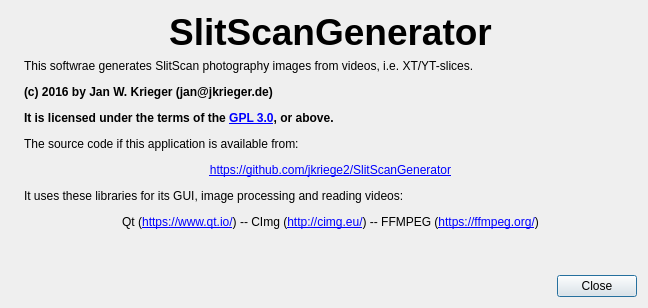
First picture: the form in SlitScanGenerator/aboutbox.ui, repository jkriege2/SlitScanGenerator, before the edit.
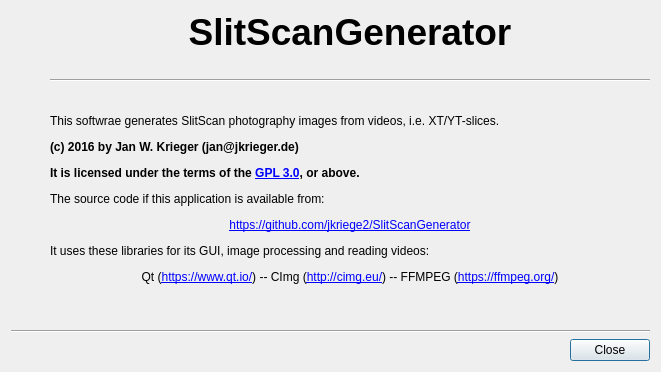
Second picture: the form after the edit. Icons and pictures are not drawn.

```diff
--- a/SlitScanGenerator/aboutbox.ui
+++ b/SlitScanGenerator/aboutbox.ui
@@ -6,15 +6,32 @@
    <rect>
     <x>0</x>
     <y>0</y>
-    <width>648</width>
-    <height>299</height>
+    <width>661</width>
+    <height>372</height>
    </rect>
   </property>
   <property name="windowTitle">
    <string>About ...</string>
   </property>
-  <layout class="QGridLayout" name="gridLayout" rowstretch="0,1,0" columnstretch="0,1">
-   <item row="0" column="1">
+  <layout class="QGridLayout" name="gridLayout" columnstretch="0,0,1">
+   <item row="2" column="2">
+    <widget class="Line" name="line">
+     <property name="orientation">
+      <enum>Qt::Horizontal</enum>
+     </property>
+    </widget>
+   </item>
+   <item row="1" column="2">
+    <widget class="QLabel" name="labVersion">
+     <property name="text">
+      <string/>
+     </property>
+     <property name="alignment">
+      <set>Qt::AlignCenter</set>
+     </property>
+    </widget>
+   </item>
+   <item row="0" column="2">
     <widget class="QLabel" name="label_2">
      <property name="font">
       <font>
@@ -31,7 +48,7 @@
      </property>
     </widget>
    </item>
-   <item row="2" column="0" colspan="2">
+   <item row="6" column="0" colspan="3">
     <widget class="QDialogButtonBox" name="buttonBox">
      <property name="orientation">
       <enum>Qt::Horizontal</enum>
@@ -41,7 +58,20 @@
      </property>
     </widget>
    </item>
-   <item row="1" column="1">
+   <item row="0" column="0" rowspan="5">
+    <widget class="QLabel" name="label_3">
+     <property name="text">
+      <string/>
+     </property>
+     <property name="pixmap">
+      <pixmap resource="slitscangenerator.qrc">:/icons/icons/logo_128x128.png</pixmap>
+     </property>
+     <property name="alignment">
+      <set>Qt::AlignLeading|Qt::AlignLeft|Qt::AlignTop</set>
+     </property>
+    </widget>
+   </item>
+   <item row="4" column="2">
     <widget class="QLabel" name="labelText">
      <property name="text">
       <string>&lt;html&gt;&lt;head/&gt;&lt;body&gt;&lt;p&gt;This softwrae generates SlitScan photography images from videos, i.e. XT/YT-slices.&lt;/p&gt;&lt;p&gt;&lt;span style=&quot; font-weight:600;&quot;&gt;(c) 2016 by Jan W. Krieger (jan@jkrieger.de)&lt;/span&gt;&lt;/p&gt;&lt;p&gt;&lt;span style=&quot; font-weight:600;&quot;&gt;It is licensed under the terms of the &lt;/span&gt;&lt;a href=&quot;https://www.gnu.org/licenses/gpl-3.0.html&quot;&gt;&lt;span style=&quot; font-weight:600; text-decoration: underline; color:#0000ff;&quot;&gt;GPL 3.0&lt;/span&gt;&lt;/a&gt;&lt;span style=&quot; font-weight:600;&quot;&gt;, or above.&lt;/span&gt;&lt;/p&gt;&lt;p&gt;The source code if this application is available from:&lt;/p&gt;&lt;p align=&quot;center&quot;&gt;&lt;a href=&quot;https://github.com/jkriege2/SlitScanGenerator&quot;&gt;&lt;span style=&quot; text-decoration: underline; color:#0000ff;&quot;&gt;https://github.com/jkriege2/SlitScanGenerator&lt;/span&gt;&lt;/a&gt;&lt;/p&gt;&lt;p&gt;It uses these libraries for its GUI, image processing and reading videos:&lt;/p&gt;&lt;p align=&quot;center&quot;&gt;Qt (&lt;a href=&quot;https://www.qt.io/&quot;&gt;&lt;span style=&quot; text-decoration: underline; color:#0000ff;&quot;&gt;https://www.qt.io/&lt;/span&gt;&lt;/a&gt;) -- CImg (&lt;a href=&quot;http://cimg.eu/&quot;&gt;&lt;span style=&quot; text-decoration: underline; color:#0000ff;&quot;&gt;http://cimg.eu/&lt;/span&gt;&lt;/a&gt;) -- FFMPEG (&lt;a href=&quot;https://ffmpeg.org/&quot;&gt;&lt;span style=&quot; text-decoration: underline; color:#0000ff;&quot;&gt;https://ffmpeg.org/&lt;/span&gt;&lt;/a&gt;)&lt;/p&gt;&lt;p align=&quot;center&quot;&gt;&lt;br/&gt;&lt;/p&gt;&lt;/body&gt;&lt;/html&gt;</string>
@@ -54,19 +84,42 @@
      </property>
     </widget>
    </item>
-   <item row="0" column="0" rowspan="2">
-    <widget class="QLabel" name="label_3">
-     <property name="text">
-      <string/>
-     </property>
-     <property name="pixmap">
-      <pixmap resource="slitscangenerator.qrc">:/icons/icons/logo_128x128.png</pixmap>
-     </property>
-     <property name="alignment">
-      <set>Qt::AlignLeading|Qt::AlignLeft|Qt::AlignTop</set>
+   <item row="5" column="0" colspan="3">
+    <widget class="Line" name="line_2">
+     <property name="orientation">
+      <enum>Qt::Horizontal</enum>
      </property>
     </widget>
    </item>
+   <item row="0" column="1">
+    <spacer name="horizontalSpacer">
+     <property name="orientation">
+      <enum>Qt::Horizontal</enum>
+     </property>
+     <property name="sizeType">
+      <enum>QSizePolicy::Fixed</enum>
+     </property>
+     <property name="sizeHint" stdset="0">
+      <size>
+       <width>20</width>
+       <height>20</height>
+      </size>
+     </property>
+    </spacer>
+   </item>
+   <item row="3" column="2">
+    <spacer name="verticalSpacer">
+     <property name="orientation">
+      <enum>Qt::Vertical</enum>
+     </property>
+     <property name="sizeHint" stdset="0">
+      <size>
+       <width>20</width>
+       <height>40</height>
+      </size>
+     </property>
+    </spacer>
+   </item>
   </layout>
  </widget>
  <resources>
```
